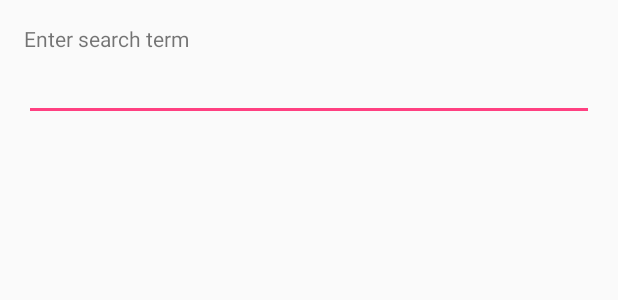
After one commit to marshallaf/NewsReader, an Android app: the layout prompt.xml on its own in the app's theme, with its tools: preview values and no code run, on a phone screen of 412 x 824 dp. The commit adds this screen. Shown: the top 300 px of the screen. Run offline under Robolectric (Android 15) with nearby library versions, the phone set to English and light mode, and no system bars.

Commit message:
Add prompt for search term

```diff
--- /dev/null
+++ b/app/src/main/res/layout/prompt.xml
@@ -0,0 +1,20 @@
+<?xml version="1.0" encoding="utf-8"?>
+<LinearLayout xmlns:android="http://schemas.android.com/apk/res/android"
+    android:layout_width="match_parent"
+    android:layout_height="match_parent"
+    android:orientation="vertical"
+    android:padding="16dp">
+
+    <TextView
+        android:layout_width="wrap_content"
+        android:layout_height="wrap_content"
+        android:text="@string/search_prompt" />
+
+    <EditText
+        android:id="@+id/search_prompt_input"
+        android:layout_width="match_parent"
+        android:layout_height="wrap_content">
+        <requestFocus/>
+    </EditText>
+
+</LinearLayout>
--- a/app/src/main/res/values/strings.xml
+++ b/app/src/main/res/values/strings.xml
@@ -21,4 +21,5 @@
 
     <!-- Menu items -->
     <string name="settings_title">Settings</string>
+    <string name="search_prompt">Enter search term</string>
 </resources>
```
